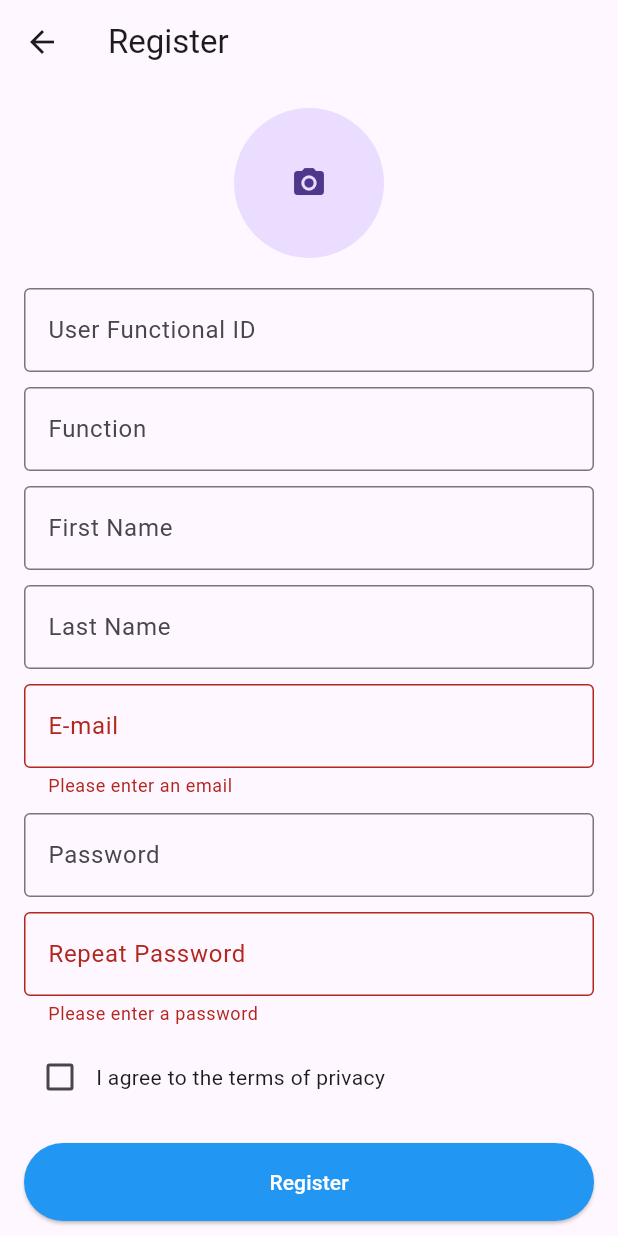
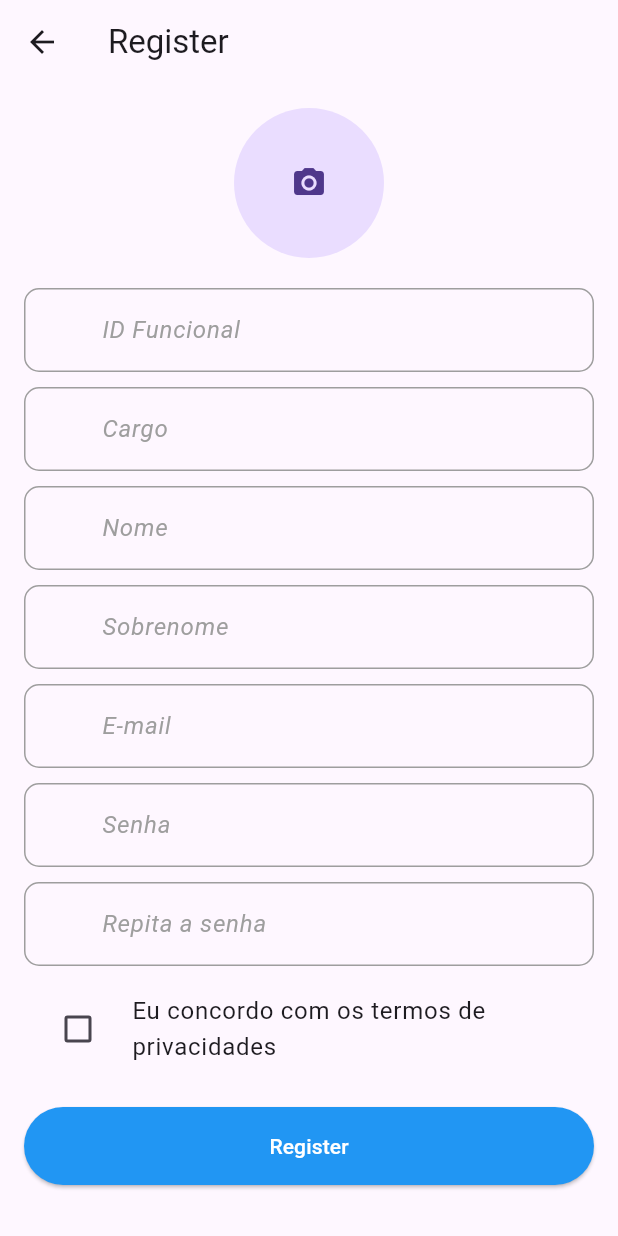
Before and after one commit to italomaia03/projeto-integrado-iv, a Flutter app: the RegisterView screen opened by its route, after a tap on "Register", on a phone screen of 412 x 824 dp. Run offline on Flutter 3.47's test engine with Material 3 defaults, Android fonts, the light colour scheme and no system bars; accounts and stored records are empty.

Commit message:
feat: implementar regras para registro de usuários

```diff
--- a/lib/pages/register/register.dart
+++ b/lib/pages/register/register.dart
@@ -1,18 +1,31 @@
 import 'package:flutter/material.dart';
+import 'package:somar/controllers/auth_controller.dart';
+import 'package:somar/errors/validation_exception.dart';
+import 'package:somar/models/user_model.dart';
+import 'package:somar/utils/validator_login_fields.dart';
+import 'package:somar/utils/validator_register_fields.dart';
+import 'package:somar/widgets/custom_edit.dart';
 
 class RegisterView extends StatefulWidget {
-  const RegisterView({super.key});
+  RegisterView({super.key, required this.authController});
+
+  final AuthController authController;
 
   @override
   State<RegisterView> createState() => _RegisterViewState();
 }
 
-
 class _RegisterViewState extends State<RegisterView> {
   final _formKey = GlobalKey<FormState>();
   final TextEditingController _emailController = TextEditingController();
+  final TextEditingController _firstNameController = TextEditingController();
+  final TextEditingController _lastNameController = TextEditingController();
+  final TextEditingController _functionalIdController = TextEditingController();
+  final TextEditingController _functionController = TextEditingController();
   final TextEditingController _passwordController = TextEditingController();
-  final TextEditingController _repeatPasswordController = TextEditingController();
+  final TextEditingController _repeatPasswordController =
+      TextEditingController();
+  bool _isChecked = false;
 
   @override
   Widget build(BuildContext context) {
@@ -44,96 +57,63 @@ class _RegisterViewState extends State<RegisterView> {
                   ),
                 ),
                 const SizedBox(height: 20.0),
-                TextFormField(
-                  decoration: const InputDecoration(
-                    labelText: 'User Functional ID',
-                    border: OutlineInputBorder(),
-                  ),
+                CustomEdit(
+                  controller: _functionalIdController,
+                  hintText: 'ID Funcional',
+                  validator: ValidatorRegisterFields.validateUserFunctionalId,
                 ),
                 const SizedBox(height: 10.0),
-                TextFormField(
-                  decoration: const InputDecoration(
-                    labelText: 'Function',
-                    border: OutlineInputBorder(),
-                  ),
+                CustomEdit(
+                  controller: _functionController,
+                  hintText: 'Cargo',
+                  validator: ValidatorRegisterFields.validateName,
                 ),
                 const SizedBox(height: 10.0),
-                TextFormField(
-                  decoration: const InputDecoration(
-                    labelText: 'First Name',
-                    border: OutlineInputBorder(),
-                  ),
+                CustomEdit(
+                  controller: _firstNameController,
+                  hintText: 'Nome',
+                  validator: ValidatorRegisterFields.validateName,
                 ),
                 const SizedBox(height: 10.0),
-                TextFormField(
-                  decoration: const InputDecoration(
-                    labelText: 'Last Name',
-                    border: OutlineInputBorder(),
-                  ),
+                CustomEdit(
+                  controller: _lastNameController,
+                  hintText: 'Sobrenome',
+                  validator: ValidatorRegisterFields.validateName,
                 ),
                 const SizedBox(height: 10.0),
-                TextFormField(
-                  controller: _emailController,
-                  decoration: const InputDecoration(
-                    labelText: 'E-mail',
-                    border: OutlineInputBorder(),
-                  ),
-                  keyboardType: TextInputType.emailAddress,
-                  validator: (value) {
-                    if (value == null || value.isEmpty) {
-                      return 'Please enter an email';
-                    }
-                    String pattern = r'\w+@\w+\.\w+';
-                    RegExp regex = RegExp(pattern);
-                    if (!regex.hasMatch(value)) {
-                      return 'Enter a valid email address';
-                    }
-                    return null;
-                  },
+                CustomEdit(
+                    controller: _emailController,
+                    hintText: 'E-mail',
+                    validator: ValidatorLoginFields.validateEmail),
+                const SizedBox(height: 10.0),
+                CustomEdit(
+                  controller: _passwordController,
+                  hintText: 'Senha',
+                  validator: ValidatorLoginFields.validatePassword,
+                  isPassword: true,
                 ),
                 const SizedBox(height: 10.0),
-                TextFormField(
-                  controller: _passwordController,
-                  decoration: const InputDecoration(
-                    labelText: 'Password',
-                    border: OutlineInputBorder(),
-                  ),
-                  obscureText: true,
+                CustomEdit(
+                  controller: _repeatPasswordController,
+                  isPassword: true,
+                  hintText: 'Repita a senha',
+                  validator: (value) =>
+                      ValidatorRegisterFields.validateRepeatPassword(
+                          value, _passwordController.text),
                 ),
                 const SizedBox(height: 10.0),
-                TextFormField(
-                  controller: _repeatPasswordController,
-                  decoration: const InputDecoration(
-                    labelText: 'Repeat Password',
-                    border: OutlineInputBorder(),
-                  ),
-                  obscureText: true,
-                  validator: (value) {
-                    if (value == null || value.isEmpty) {
-                      return 'Please enter a password';
-                    }
-                    if (value != _passwordController.text) {
-                      return 'Passwords do not match';
-                    }
-                    return null;
-                  },
-                ),
-                const SizedBox(height: 10.0),
-                Row(
-                  children: <Widget>[
-                    Checkbox(value: false, onChanged: (bool? value) {}),
-                    const Expanded(
-                      child: Text('I agree to the terms of privacy'),
-                    ),
-                  ],
-                ),
+                CheckboxListTile(
+                    title: Text('Eu concordo com os termos de privacidades'),
+                    controlAffinity: ListTileControlAffinity.leading,
+                    value: _isChecked,
+                    onChanged: (bool? value) {
+                      setState(() {
+                        _isChecked = value!;
+                      });
+                    }),
                 const SizedBox(height: 20.0),
                 ElevatedButton(
-                  onPressed: () {
-                    if (_formKey.currentState!.validate()) {
-                      // Implement registration logic here
-                    }
-                  },
+                  onPressed: _register,
                   style: ElevatedButton.styleFrom(
                     backgroundColor: Colors.blue,
                     shape: RoundedRectangleBorder(
@@ -151,4 +131,42 @@ class _RegisterViewState extends State<RegisterView> {
       ),
     );
   }
+
+  void _showFeedbackMessage(message, status) {
+    ScaffoldMessenger.of(context).showSnackBar(
+      SnackBar(
+        content: Text(message),
+        backgroundColor: status == 'ok' ? Colors.green : Colors.red,
+      ),
+    );
+    Future.delayed(Duration(seconds: 2), () {
+      ScaffoldMessenger.of(context).hideCurrentSnackBar();
+    });
+  }
+
+  void _register() {
+    try {
+      if (!_formKey.currentState!.validate()) {
+        throw ValidationException('Preencha todos os campos de maneira adequada');
+      }
+      if (!_isChecked) {
+        throw ValidationException('É necessário aceitar os termos de privacidade');
+      }
+      var model = UserModel(
+          _firstNameController.text,
+          _lastNameController.text,
+          _emailController.text,
+          _passwordController.text,
+          _functionController.text,
+          _functionalIdController.text
+      );
+      widget.authController.save(model);
+      _showFeedbackMessage('Usuário ${_emailController.text} cadastrado com sucesso', 'ok');
+      Future.delayed(Duration(seconds: 2), () {
+        Navigator.pop(context);
+      });
+    } on Exception catch (e) {
+      _showFeedbackMessage(e.toString(), 'error');
+    }
+  }
 }
```
